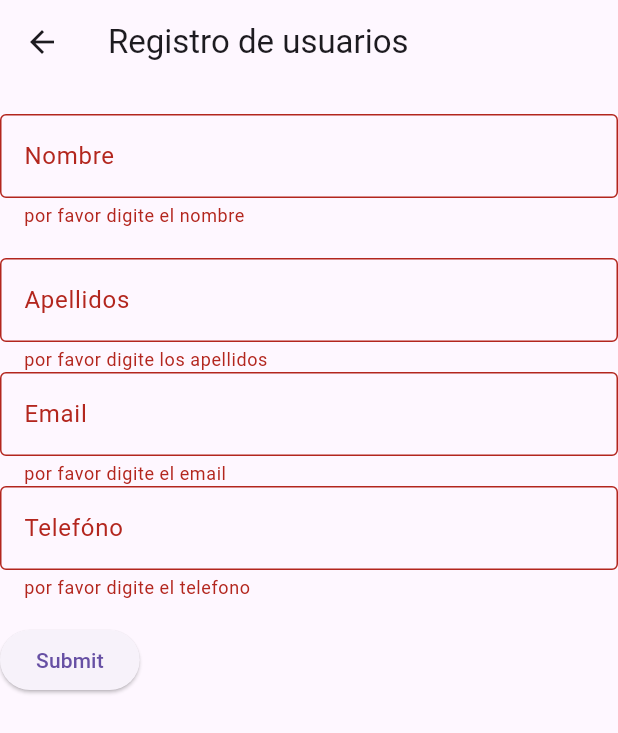
After one commit to JUANCARLOST496/vets-uo308831-flutter-app, a Flutter app: the UserSignUpForm screen opened directly, after a tap on "Submit", on a phone screen of 412 x 824 dp. The commit adds this screen. Shown: the top 733 px of the screen. Run offline on Flutter 3.47's test engine with Material 3 defaults, Android fonts, the phone set to English and light mode, and no system bars.

Commit message:
vets- UO308831-flutter-03-Creando registro de usuarios.

```diff
--- a/lib/pages/home_page.dart
+++ b/lib/pages/home_page.dart
@@ -1,5 +1,6 @@
 import 'package:flutter/material.dart';
 import 'users.dart';
+import 'package:vets_uo308831_flutter_app/pages/user_signup_form.dart';
 
 class HomePage extends StatefulWidget {
   //final String _title;
@@ -34,6 +35,17 @@
           );
         },
       ),
+      floatingActionButton: FloatingActionButton(
+        onPressed:
+            () => {
+              Navigator.push(
+                context,
+                MaterialPageRoute(builder: (context) => const UserSignUpForm()),
+              ),
+            },
+        tooltip: "Registrar usuario",
+        child: const Icon(Icons.add),
+      ),
     );
   }
 }
--- /dev/null
+++ b/lib/pages/user_signup_form.dart
@@ -0,0 +1,94 @@
+import 'package:flutter/material.dart';
+
+// Create a Form widget.
+class UserSignUpForm extends StatefulWidget {
+  const UserSignUpForm({super.key});
+  @override
+  UserSignUpFormState createState() => UserSignUpFormState();
+}
+
+class UserSignUpFormState extends State<UserSignUpForm> {
+  final _formKey = GlobalKey<FormState>();
+  @override
+  Widget build(BuildContext context) {
+    return Scaffold(
+      appBar: AppBar(title: const Text("Registro de usuarios")),
+      body: Form(
+        key: _formKey,
+        child: Column(
+          crossAxisAlignment: CrossAxisAlignment.start,
+          children: [
+            const SizedBox(height: 20),
+            TextFormField(
+              decoration: const InputDecoration(
+                labelText: 'Nombre',
+                hintText: 'Introduce tu nombre',
+                border: OutlineInputBorder(),
+              ),
+              // The validator receives the text that the user has entered.
+              validator: (value) {
+                if (value == null || value.isEmpty) {
+                  return 'por favor digite el nombre';
+                }
+                return null;
+              },
+            ),
+            const SizedBox(height: 20),
+            TextFormField(
+              decoration: const InputDecoration(
+                labelText: 'Apellidos',
+                hintText: 'Introduce tus apellidos',
+                border: OutlineInputBorder(),
+              ),
+              validator: (value) {
+                if (value == null || value.isEmpty) {
+                  return 'por favor digite los apellidos';
+                }
+                return null;
+              },
+            ),
+            TextFormField(
+              decoration: const InputDecoration(
+                labelText: 'Email',
+                hintText: 'Introduce tu email',
+                border: OutlineInputBorder(),
+              ),
+              validator: (value) {
+                if (value == null || value.isEmpty) {
+                  return 'por favor digite el email';
+                }
+                return null;
+              },
+            ),
+            TextFormField(
+              decoration: const InputDecoration(
+                labelText: 'Telefóno',
+                hintText: 'Introduce tu email',
+                border: OutlineInputBorder(),
+              ),
+              validator: (value) {
+                if (value == null || value.isEmpty) {
+                  return 'por favor digite el telefono ';
+                }
+                return null;
+              },
+            ),
+            Padding(
+              padding: const EdgeInsets.symmetric(vertical: 16.0),
+              child: ElevatedButton(
+                onPressed: () {
+                  if (_formKey.currentState!.validate()) {
+                    ScaffoldMessenger.of(context).showSnackBar(
+                      const SnackBar(content: Text('Processing Data')),
+                    );
+                  }
+                },
+                child: const Text('Submit'),
+              ),
+            ),
+          ],
+        ),
+      ),
+    );
+  }
+}
```
